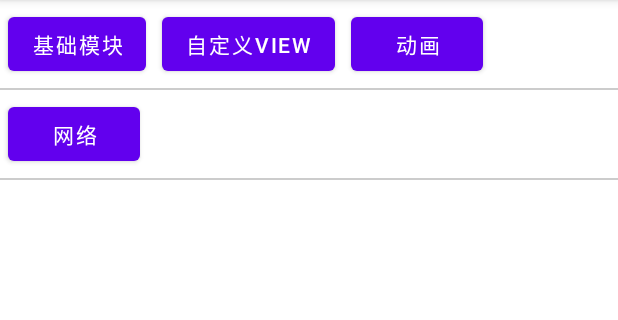
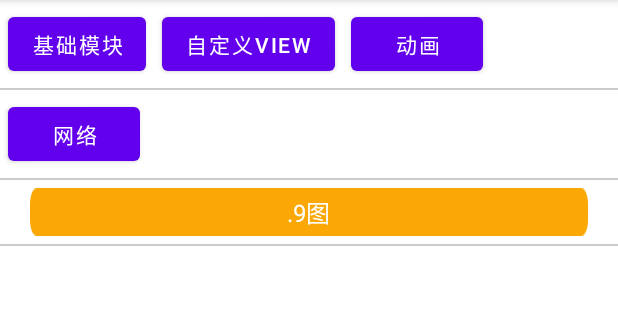
Before and after one commit to wmdkanhai/WmdingApplication, an Android app: the screen it shows after launch (MainActivity), on a phone screen of 412 x 824 dp, the part 84-404 px from its top. Run offline under Robolectric (Android 15) with nearby library versions, the phone set to English and light mode, and no system bars.

Commit message:
feat：新增.9图测试

```diff
--- a/app/src/main/res/layout/activity_main.xml
+++ b/app/src/main/res/layout/activity_main.xml
@@ -59,4 +59,29 @@
             android:layout_width="match_parent"
             android:layout_height="1dp" />
 
+    <LinearLayout
+
+            android:layout_width="match_parent"
+            android:layout_height="wrap_content">
+
+        <TextView
+                android:layout_marginTop="5dp"
+                android:layout_marginBottom="5dp"
+                android:layout_marginStart="20dp"
+                android:layout_marginEnd="20dp"
+                android:textSize="16sp"
+                android:textColor="@color/white"
+                android:gravity="center"
+                android:layout_width="match_parent"
+                android:layout_height="wrap_content"
+                android:background="@drawable/backage_image"
+                android:text=".9图" />
+
+    </LinearLayout>
+
+    <View
+            android:background="#ccc"
+            android:layout_width="match_parent"
+            android:layout_height="1dp" />
+
 </LinearLayout>
```
Also changed, not shown: app/src/main/res/drawable-xxhdpi/backage_image.9.png (added).
